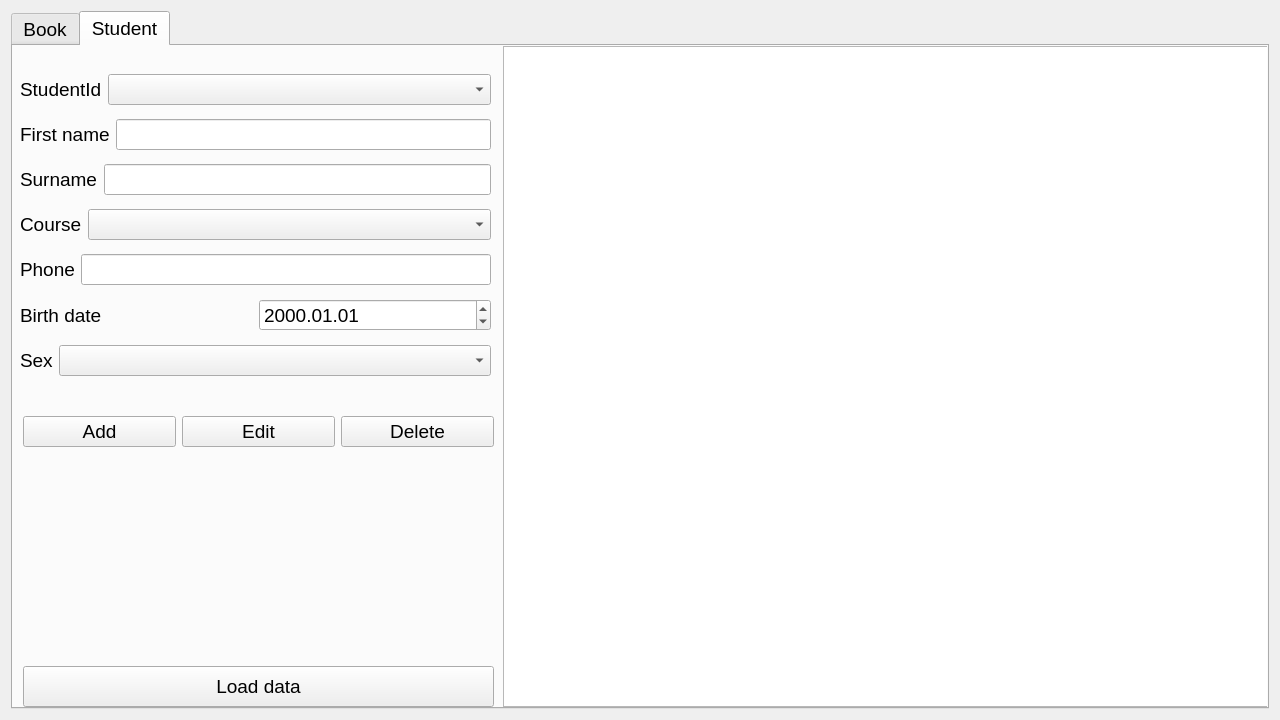
Vinnarde/University, file C3_S1/Databases/Database3/tables.ui: the form before one commit.
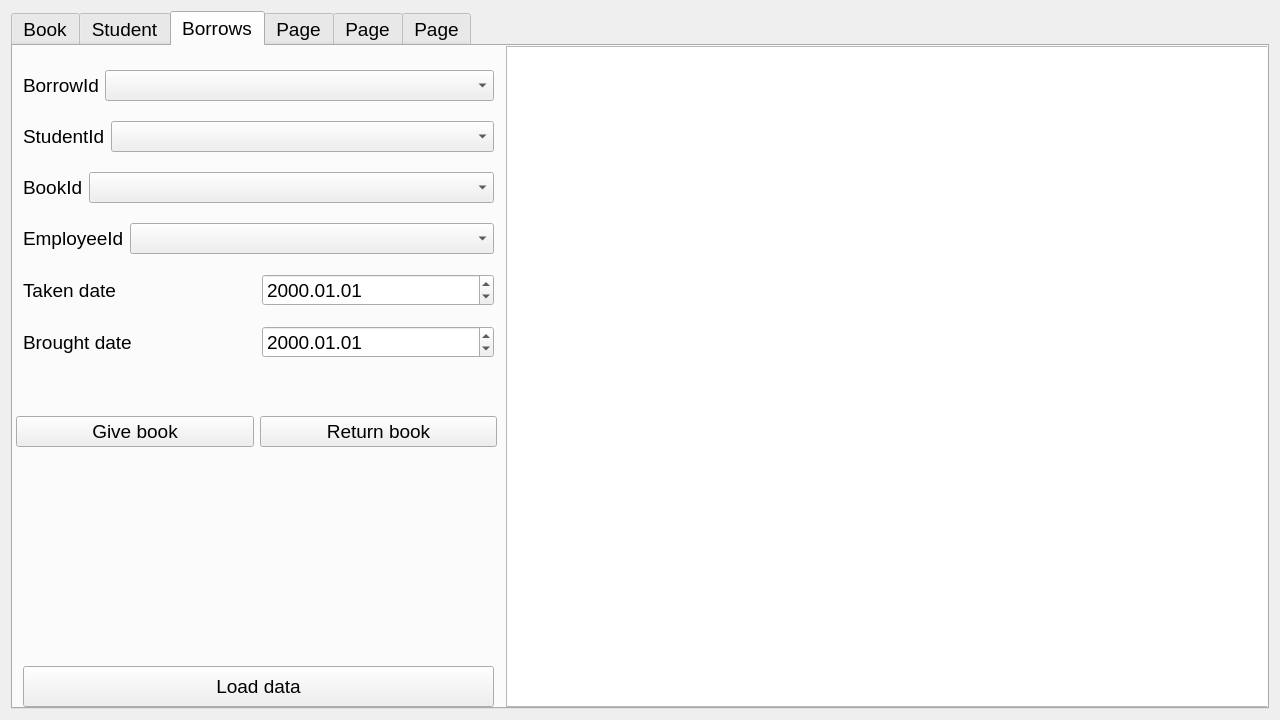
The form after the commit.

Diff of the .ui file:
```diff
--- a/C3_S1/Databases/Database3/tables.ui
+++ b/C3_S1/Databases/Database3/tables.ui
@@ -22,7 +22,7 @@
    <item row="0" column="1">
     <widget class="QTabWidget" name="tabWidget">
      <property name="currentIndex">
-      <number>1</number>
+      <number>2</number>
      </property>
      <widget class="QWidget" name="tab">
       <attribute name="title">
@@ -305,7 +305,7 @@
         <string>Load data</string>
        </property>
       </widget>
-      <widget class="QWidget" name="">
+      <widget class="QWidget" name="layoutWidget">
        <property name="geometry">
         <rect>
          <x>7</x>
@@ -447,6 +447,227 @@
        </layout>
       </widget>
      </widget>
+     <widget class="QWidget" name="tab_3">
+      <attribute name="title">
+       <string>Borrows</string>
+      </attribute>
+      <widget class="QTableView" name="tableViewBorrows">
+       <property name="geometry">
+        <rect>
+         <x>493</x>
+         <y>0</y>
+         <width>771</width>
+         <height>661</height>
+        </rect>
+       </property>
+       <property name="autoFillBackground">
+        <bool>true</bool>
+       </property>
+      </widget>
+      <widget class="QWidget" name="layoutWidget_24">
+       <property name="geometry">
+        <rect>
+         <x>10</x>
+         <y>10</y>
+         <width>471</width>
+         <height>321</height>
+        </rect>
+       </property>
+       <layout class="QVBoxLayout" name="verticalLayout_16">
+        <item>
+         <layout class="QHBoxLayout" name="horizontalLayout_121">
+          <item>
+           <widget class="QLabel" name="labelBorrowsBorrowId">
+            <property name="text">
+             <string>BorrowId</string>
+            </property>
+           </widget>
+          </item>
+          <item>
+           <widget class="QComboBox" name="comboBoxBorrowsBorrowId">
+            <property name="sizePolicy">
+             <sizepolicy hsizetype="Expanding" vsizetype="Fixed">
+              <horstretch>0</horstretch>
+              <verstretch>0</verstretch>
+             </sizepolicy>
+            </property>
+           </widget>
+          </item>
+         </layout>
+        </item>
+        <item>
+         <layout class="QHBoxLayout" name="horizontalLayout_122">
+          <item>
+           <widget class="QLabel" name="labelBorrowsStudentId">
+            <property name="text">
+             <string>StudentId</string>
+            </property>
+           </widget>
+          </item>
+          <item>
+           <widget class="QComboBox" name="comboBoxBorrowsStudentId">
+            <property name="sizePolicy">
+             <sizepolicy hsizetype="Expanding" vsizetype="Fixed">
+              <horstretch>0</horstretch>
+              <verstretch>0</verstretch>
+             </sizepolicy>
+            </property>
+           </widget>
+          </item>
+         </layout>
+        </item>
+        <item>
+         <layout class="QHBoxLayout" name="horizontalLayout_123">
+          <item>
+           <widget class="QLabel" name="labelBorrowsBookId">
+            <property name="text">
+             <string>BookId</string>
+            </property>
+           </widget>
+          </item>
+          <item>
+           <widget class="QComboBox" name="comboBoxBorrowsBookId">
+            <property name="sizePolicy">
+             <sizepolicy hsizetype="Expanding" vsizetype="Fixed">
+              <horstretch>0</horstretch>
+              <verstretch>0</verstretch>
+             </sizepolicy>
+            </property>
+           </widget>
+          </item>
+         </layout>
+        </item>
+        <item>
+         <layout class="QHBoxLayout" name="horizontalLayout">
+          <item>
+           <widget class="QLabel" name="labelBorrowsEmployeeId">
+            <property name="text">
+             <string>EmployeeId</string>
+            </property>
+           </widget>
+          </item>
+          <item>
+           <widget class="QComboBox" name="comboBoxBorrowsEmployeeId">
+            <property name="sizePolicy">
+             <sizepolicy hsizetype="Expanding" vsizetype="Fixed">
+              <horstretch>0</horstretch>
+              <verstretch>0</verstretch>
+             </sizepolicy>
+            </property>
+           </widget>
+          </item>
+         </layout>
+        </item>
+        <item>
+         <layout class="QHBoxLayout" name="horizontalLayout_126">
+          <item>
+           <widget class="QLabel" name="labelBorrowsTakenDate">
+            <property name="text">
+             <string>Taken date</string>
+            </property>
+           </widget>
+          </item>
+          <item>
+           <widget class="QDateEdit" name="dateEditBorrowsTakenDate">
+            <property name="locale">
+             <locale language="English" country="UnitedStates"/>
+            </property>
+            <property name="displayFormat">
+             <string>yyyy.MM.dd</string>
+            </property>
+            <property name="timeSpec">
+             <enum>Qt::LocalTime</enum>
+            </property>
+           </widget>
+          </item>
+         </layout>
+        </item>
+        <item>
+         <layout class="QHBoxLayout" name="horizontalLayout_127">
+          <item>
+           <widget class="QLabel" name="labelBorrowsBroughtDate">
+            <property name="text">
+             <string>Brought date</string>
+            </property>
+           </widget>
+          </item>
+          <item>
+           <widget class="QDateEdit" name="dateEditBorrowsBroughtDate">
+            <property name="locale">
+             <locale language="English" country="UnitedStates"/>
+            </property>
+            <property name="displayFormat">
+             <string>yyyy.MM.dd</string>
+            </property>
+            <property name="timeSpec">
+             <enum>Qt::LocalTime</enum>
+            </property>
+           </widget>
+          </item>
+         </layout>
+        </item>
+       </layout>
+      </widget>
+      <widget class="QWidget" name="layoutWidget_25">
+       <property name="geometry">
+        <rect>
+         <x>3</x>
+         <y>360</y>
+         <width>481</width>
+         <height>51</height>
+        </rect>
+       </property>
+       <layout class="QHBoxLayout" name="horizontalLayout_128">
+        <item>
+         <widget class="QPushButton" name="pushButtonBorrowsGiveBook">
+          <property name="text">
+           <string>Give book</string>
+          </property>
+         </widget>
+        </item>
+        <item>
+         <widget class="QPushButton" name="pushButtonBorrowsReturnBook">
+          <property name="text">
+           <string>Return book</string>
+          </property>
+         </widget>
+        </item>
+       </layout>
+      </widget>
+      <widget class="QPushButton" name="pushButtonBorrowsLoadData">
+       <property name="geometry">
+        <rect>
+         <x>10</x>
+         <y>620</y>
+         <width>471</width>
+         <height>41</height>
+        </rect>
+       </property>
+       <property name="font">
+        <font>
+         <pointsize>14</pointsize>
+        </font>
+       </property>
+       <property name="text">
+        <string>Load data</string>
+       </property>
+      </widget>
+     </widget>
+     <widget class="QWidget" name="tab_13">
+      <attribute name="title">
+       <string>Page</string>
+      </attribute>
+     </widget>
+     <widget class="QWidget" name="tab_14">
+      <attribute name="title">
+       <string>Page</string>
+      </attribute>
+     </widget>
+     <widget class="QWidget" name="tab_15">
+      <attribute name="title">
+       <string>Page</string>
+      </attribute>
+     </widget>
     </widget>
    </item>
   </layout>
```
